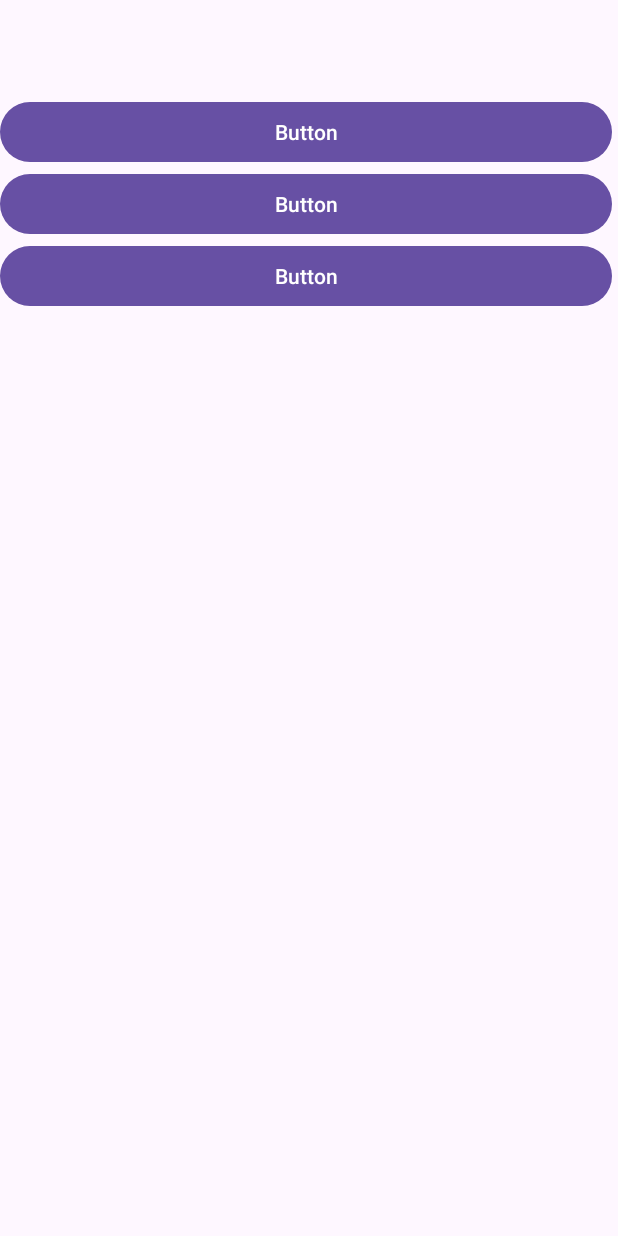
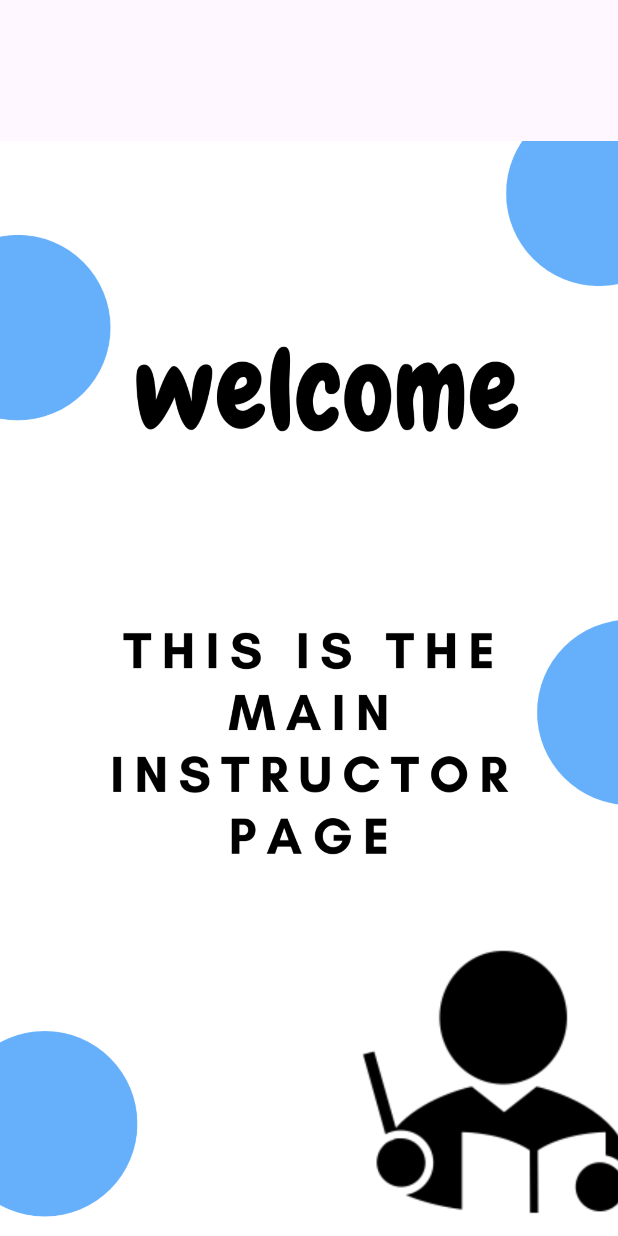
Before and after one commit to qayssafa/AndriodLab_Project1, an Android app: the layout activity_instructor_main.xml on its own in the app's theme, with its tools: preview values and no code run, on a phone screen of 412 x 824 dp. Run offline under Robolectric (Android 15) with nearby library versions, the phone set to English and light mode, and no system bars.

Commit message:
InstructorMainActivity design done

```diff
--- a/app/src/main/res/layout/activity_instructor_main.xml
+++ b/app/src/main/res/layout/activity_instructor_main.xml
@@ -3,32 +3,30 @@
     xmlns:app="http://schemas.android.com/apk/res-auto"
     xmlns:tools="http://schemas.android.com/tools"
     android:layout_width="match_parent"
-    android:layout_height="match_parent">
+    android:layout_height="match_parent"
+    tools:context=".admin.AdminMainActivity">
 
-    <LinearLayout
-        android:layout_width="408dp"
-        android:layout_height="662dp"
-        android:layout_marginTop="64dp"
-        android:orientation="vertical"
+    <ImageView
+        android:id="@+id/imageView"
+        android:layout_width="wrap_content"
+        android:layout_height="wrap_content"
+        android:layout_marginTop="48dp"
         app:layout_constraintTop_toTopOf="parent"
-        tools:layout_editor_absoluteX="1dp">
+        app:srcCompat="@drawable/instructormain"
+        tools:layout_editor_absoluteX="0dp" />
 
-        <Button
-            android:id="@+id/button4"
-            android:layout_width="match_parent"
-            android:layout_height="wrap_content"
-            android:text="Button" />
+    <TextView
+        android:id="@+id/incName"
+        android:layout_width="171dp"
+        android:layout_height="47dp"
+        android:textSize="30dp"
+        android:textStyle="bold"
+        android:gravity="center"
+        app:layout_constraintBottom_toBottomOf="parent"
+        app:layout_constraintEnd_toEndOf="parent"
+        app:layout_constraintHorizontal_bias="0.498"
+        app:layout_constraintStart_toStartOf="parent"
+        app:layout_constraintTop_toTopOf="parent"
+        app:layout_constraintVertical_bias="0.397" />
 
-        <Button
-            android:id="@+id/button5"
-            android:layout_width="match_parent"
-            android:layout_height="wrap_content"
-            android:text="Button" />
-
-        <Button
-            android:id="@+id/button6"
-            android:layout_width="match_parent"
-            android:layout_height="wrap_content"
-            android:text="Button" />
-    </LinearLayout>
 </androidx.constraintlayout.widget.ConstraintLayout>
```
Also changed, not shown: app/src/main/java/com/example/andriodlab_project1/instructor/InstructorMainActivity.java (+9 -15 lines), app/src/main/java/com/example/andriodlab_project1/student/StudentMainActivity.java (+1 -11 lines), app/src/main/res/layout/activity_student_main.xml (+0 -21 lines), app/src/main/res/drawable/instructormain.png (added), app/src/main/res/drawable/mainins.png (added).
